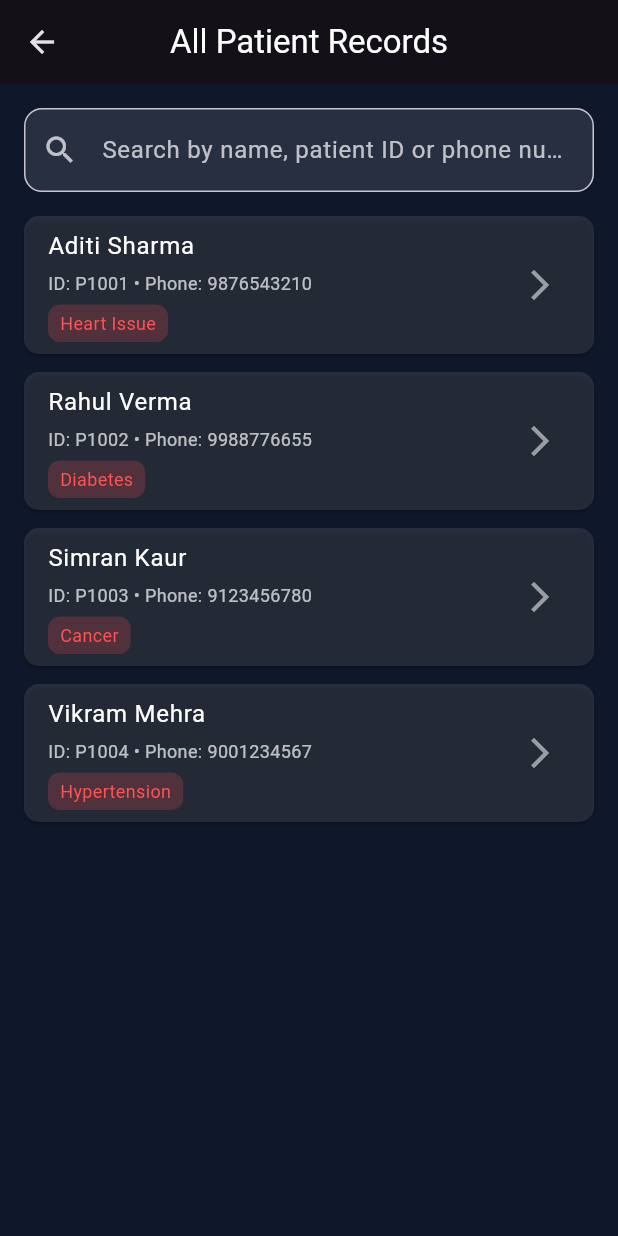
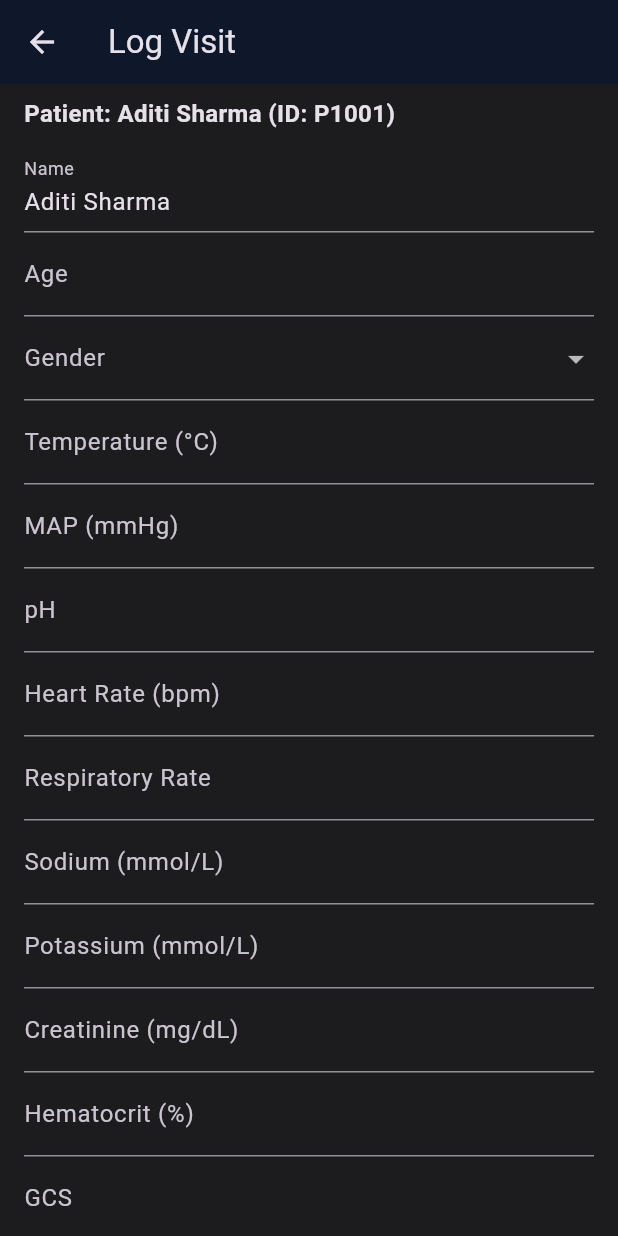
Before and after one commit to grewalrehmat/Patient-Management, a Flutter app: the RecordsPage screen opened directly, after a tap on "Aditi Sharma", on a phone screen of 412 x 824 dp. Run offline on Flutter 3.47's test engine with Material 3 defaults, Android fonts, the phone set to English and light mode, and no system bars; our stand-ins replace camera, permission_handler.

Commit message:
Log Visit Page added and linked with records page for every individual patient

```diff
--- a/pgi_app/lib/dashboard.dart
+++ b/pgi_app/lib/dashboard.dart
@@ -3,7 +3,7 @@ import 'package:flutter/material.dart';
 import 'home_page.dart';
 import 'records_page.dart';
 import 'ocr_page.dart';
-import 'pseudo_page.dart';
+import 'log_visit_page.dart';
 import 'settings_page.dart';
 
 class Dashboard extends StatefulWidget {
@@ -21,7 +21,7 @@ class _DashboardState extends State<Dashboard> {
     HomePage(),
     RecordsPage(),
     OCRPage(),
-    PseudoPage(),
+    LogVisitPage(),
     SettingsPage(),
   ];
 
@@ -61,7 +61,7 @@ class _DashboardState extends State<Dashboard> {
           ),
         ],
       ),
-      body: _pages[_currentIndex],
+      body: SafeArea(child: _pages[_currentIndex]),
       bottomNavigationBar: BottomAppBar(
         shape: const CircularNotchedRectangle(),
         notchMargin: 4,
--- /dev/null
+++ b/pgi_app/lib/log_visit_page.dart
@@ -0,0 +1,228 @@
+import 'package:flutter/material.dart';
+
+class LogVisitPage extends StatefulWidget {
+  final Map<String, String>? patient;
+
+  const LogVisitPage({super.key, this.patient});
+
+  @override
+  State<LogVisitPage> createState() => _LogVisitPageState();
+}
+
+class _LogVisitPageState extends State<LogVisitPage> {
+  final _formKey = GlobalKey<FormState>();
+  final _nameController = TextEditingController();
+  final _ageController = TextEditingController();
+  String? _gender;
+  final _tempController = TextEditingController();
+  final _mapController = TextEditingController();
+  final _phController = TextEditingController();
+  final _heartRateController = TextEditingController();
+  final _respiratoryController = TextEditingController();
+  final _sodiumController = TextEditingController();
+  final _potassiumController = TextEditingController();
+  final _creatinineController = TextEditingController();
+  final _hematocritController = TextEditingController();
+  final _gcsController = TextEditingController();
+  final _apacheScoreController = TextEditingController();
+  final _mortalityController = TextEditingController();
+
+  @override
+  void dispose() {
+    _nameController.dispose();
+    _ageController.dispose();
+    _tempController.dispose();
+    _mapController.dispose();
+    _phController.dispose();
+    _heartRateController.dispose();
+    _respiratoryController.dispose();
+    _sodiumController.dispose();
+    _potassiumController.dispose();
+    _creatinineController.dispose();
+    _hematocritController.dispose();
+    _gcsController.dispose();
+    _apacheScoreController.dispose();
+    _mortalityController.dispose();
+    super.dispose();
+  }
+
+  @override
+  void initState() {
+    super.initState();
+    // Pre-fill name if patient data is provided
+    if (widget.patient != null) {
+      _nameController.text = widget.patient!['name'] ?? '';
+    }
+  }
+
+  // ...existing code...
+  @override
+  Widget build(BuildContext context) {
+    return Scaffold(
+      appBar: AppBar(
+        title: const Text('Log Visit'),
+        backgroundColor: const Color(0xFF0F172A),
+      ),
+      body: Align(
+        alignment: Alignment.topCenter,
+        child: SingleChildScrollView(
+          padding: const EdgeInsets.symmetric(horizontal: 16, vertical: 8),
+          child: Form(
+            key: _formKey,
+            child: Column(
+              crossAxisAlignment: CrossAxisAlignment.start,
+              mainAxisSize: MainAxisSize.min,
+              children: [
+                if (widget.patient != null) ...[
+                  Text(
+                    'Patient: ${widget.patient!['name']} (ID: ${widget.patient!['id']})',
+                    style: const TextStyle(
+                      fontWeight: FontWeight.bold,
+                      fontSize: 16,
+                    ),
+                  ),
+                  const SizedBox(height: 12),
+                ],
+                TextFormField(
+                  controller: _nameController,
+                  decoration: const InputDecoration(labelText: 'Name'),
+                  // validator removed
+                  readOnly: widget.patient != null,
+                ),
+                TextFormField(
+                  controller: _ageController,
+                  decoration: const InputDecoration(labelText: 'Age'),
+                  keyboardType: TextInputType.number,
+                  // validator removed
+                ),
+                DropdownButtonFormField<String>(
+                  value: _gender,
+                  decoration: const InputDecoration(labelText: 'Gender'),
+                  items: ['Male', 'Female', 'Other']
+                      .map((g) => DropdownMenuItem(value: g, child: Text(g)))
+                      .toList(),
+                  onChanged: (value) => setState(() => _gender = value),
+                  // validator removed
+                ),
+                TextFormField(
+                  controller: _tempController,
+                  decoration: const InputDecoration(
+                    labelText: 'Temperature (°C)',
+                  ),
+                  keyboardType: TextInputType.number,
+                  // validator removed
+                ),
+                TextFormField(
+                  controller: _mapController,
+                  decoration: const InputDecoration(labelText: 'MAP (mmHg)'),
+                  keyboardType: TextInputType.number,
+                  // validator removed
+                ),
+                TextFormField(
+                  controller: _phController,
+                  decoration: const InputDecoration(labelText: 'pH'),
+                  keyboardType: TextInputType.number,
+                  // validator removed
+                ),
+                TextFormField(
+                  controller: _heartRateController,
+                  decoration: const InputDecoration(
+                    labelText: 'Heart Rate (bpm)',
+                  ),
+                  keyboardType: TextInputType.number,
+                  // validator removed
+                ),
+                TextFormField(
+                  controller: _respiratoryController,
+                  decoration: const InputDecoration(
+                    labelText: 'Respiratory Rate',
+                  ),
+                  keyboardType: TextInputType.number,
+                  // validator removed
+                ),
+                TextFormField(
+                  controller: _sodiumController,
+                  decoration: const InputDecoration(
+                    labelText: 'Sodium (mmol/L)',
+                  ),
+                  keyboardType: TextInputType.number,
+                  // validator removed
+                ),
+                TextFormField(
+                  controller: _potassiumController,
+                  decoration: const InputDecoration(
+                    labelText: 'Potassium (mmol/L)',
+                  ),
+                  keyboardType: TextInputType.number,
+                  // validator removed
+                ),
+                TextFormField(
+                  controller: _creatinineController,
+                  decoration: const InputDecoration(
+                    labelText: 'Creatinine (mg/dL)',
+                  ),
+                  keyboardType: TextInputType.number,
+                  // validator removed
+                ),
+                TextFormField(
+                  controller: _hematocritController,
+                  decoration: const InputDecoration(
+                    labelText: 'Hematocrit (%)',
+                  ),
+                  keyboardType: TextInputType.number,
+                  // validator removed
+                ),
+                TextFormField(
+                  controller: _gcsController,
+                  decoration: const InputDecoration(labelText: 'GCS'),
+                  keyboardType: TextInputType.number,
+                  // validator removed
+                ),
+                TextFormField(
+                  controller: _apacheScoreController,
+                  decoration: const InputDecoration(labelText: 'APACHE Score'),
+                  keyboardType: TextInputType.number,
+                  // validator removed
+                ),
+                TextFormField(
+                  controller: _mortalityController,
+                  decoration: const InputDecoration(labelText: 'Mortality (%)'),
+                  keyboardType: TextInputType.number,
+                  // validator removed
+                ),
+                const SizedBox(height: 20),
+                ElevatedButton(
+                  onPressed: () {
+                    // No validation, just process data
+                    final data = {
+                      'name': _nameController.text,
+                      'age': _ageController.text,
+                      'gender': _gender,
+                      'temp': _tempController.text,
+                      'map': _mapController.text,
+                      'ph': _phController.text,
+                      'heartRate': _heartRateController.text,
+                      'respiratory': _respiratoryController.text,
+                      'sodium': _sodiumController.text,
+                      'potassium': _potassiumController.text,
+                      'creatinine': _creatinineController.text,
+                      'hematocrit': _hematocritController.text,
+                      'gcs': _gcsController.text,
+                      'apacheScore': _apacheScoreController.text,
+                      'mortality': _mortalityController.text,
+                    };
+                    // handling the data here (e.g., send to backend)
+                    ScaffoldMessenger.of(context).showSnackBar(
+                      const SnackBar(content: Text('Visit logged!')),
+                    );
+                  },
+                  child: const Text('Submit'),
+                ),
+              ],
+            ),
+          ),
+        ),
+      ),
+    );
+  }
+}
--- a/pgi_app/lib/main.dart
+++ b/pgi_app/lib/main.dart
@@ -4,7 +4,7 @@ import 'home_page.dart';
 import 'records_page.dart';
 import 'upload_page.dart';
 import 'ocr_page.dart';
-import 'pseudo_page.dart';
+import 'log_visit_page.dart';
 import 'patients_page.dart';
 import 'settings_page.dart';
 import 'login_screen.dart';
@@ -55,7 +55,7 @@ class _MainScaffoldState extends State<MainScaffold> {
       const RecordsPage(),
       isWideScreen ? const UploadPage() : const OCRPage(),
       if (isWideScreen) const PatientsPage(),
-      const PseudoPage(),
+      const LogVisitPage(),
       const SettingsPage(),
     ];
   }
@@ -113,7 +113,7 @@ class _MainScaffoldState extends State<MainScaffold> {
                 ),
                 NavigationRailDestination(
                   icon: Icon(Icons.auto_awesome),
-                  label: Text('Pseudo'),
+                  label: Text('Log Visit'),
                 ),
               ],
             ),
@@ -153,7 +153,7 @@ class _MainScaffoldState extends State<MainScaffold> {
           BottomNavigationBarItem(icon: Icon(Icons.camera_alt), label: 'OCR'),
           BottomNavigationBarItem(
             icon: Icon(Icons.auto_awesome),
-            label: 'Pseudo',
+            label: 'Log Visit',
           ),
           BottomNavigationBarItem(
             icon: Icon(Icons.settings),
--- a/pgi_app/lib/pseudo_page.dart
+++ /dev/null
@@ -1,30 +0,0 @@
-import 'package:flutter/material.dart';
-
-class PseudoPage extends StatelessWidget {
-  const PseudoPage({super.key});
-
-  @override
-  Widget build(BuildContext context) {
-    final bool isWideScreen = MediaQuery.of(context).size.width > 800;
-
-    return Scaffold(
-      backgroundColor: const Color(0xFF0F172A),
-      appBar: isWideScreen
-          ? null
-          : AppBar(
-              backgroundColor: const Color(0xFF0F172A),
-              title: const Text(
-                'Pseudo',
-                style: TextStyle(color: Colors.white),
-              ),
-              centerTitle: true,
-            ),
-      body: const Center(
-        child: Text(
-          'Pseudo Page (Coming Soon)',
-          style: TextStyle(color: Colors.white70, fontSize: 18),
-        ),
-      ),
-    );
-  }
-}
--- a/pgi_app/lib/records_page.dart
+++ b/pgi_app/lib/records_page.dart
@@ -1,4 +1,6 @@
 import 'package:flutter/material.dart';
+
+import 'log_visit_page.dart';
 
 class RecordsPage extends StatefulWidget {
   const RecordsPage({super.key});
@@ -145,7 +147,15 @@ class _RecordsPageState extends State<RecordsPage> {
                               Icons.arrow_forward_ios,
                               color: Colors.white54,
                             ),
-                            onTap: () {},
+                            onTap: () {
+                              Navigator.push(
+                                context,
+                                MaterialPageRoute(
+                                  builder: (context) =>
+                                      LogVisitPage(patient: patient),
+                                ),
+                              );
+                            },
                           ),
                         );
                       },
```
Also changed, not shown: 10 other files.
